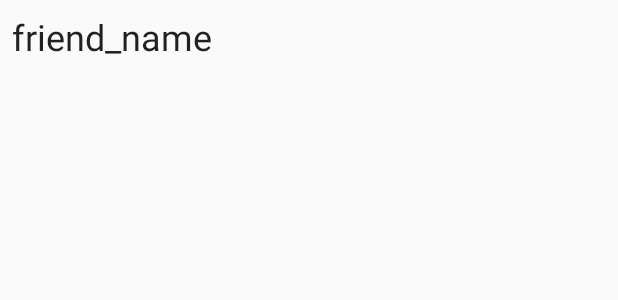
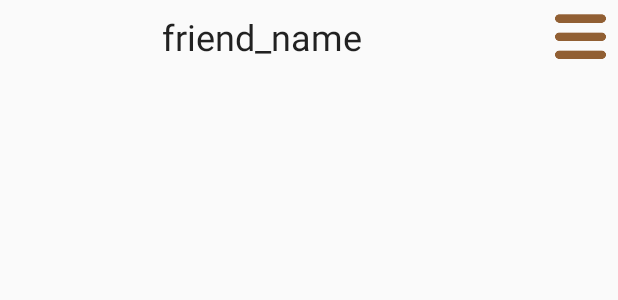
Before and after one commit to pptl/adPJ, an Android app: the layout friend_list_item.xml on its own in the app's theme, with its tools: preview values and no code run, on a phone screen of 412 x 824 dp. Shown: the top 300 px of the screen. Run offline under Robolectric (Android 15) with nearby library versions, the light colour scheme and no system bars.

Commit message:
update friend_list_item

```diff
--- a/androidFile/app/src/main/res/layout/friend_list_item.xml
+++ b/androidFile/app/src/main/res/layout/friend_list_item.xml
@@ -1,15 +1,32 @@
 <?xml version="1.0" encoding="utf-8"?>
-<LinearLayout xmlns:android="http://schemas.android.com/apk/res/android"
-    android:orientation="vertical" android:layout_width="match_parent"
-    android:layout_height="wrap_content">
+<RelativeLayout xmlns:android="http://schemas.android.com/apk/res/android"
+    android:orientation="vertical"
+    android:layout_width="match_parent"
+    android:layout_height="match_parent">
+
+    <ImageView
+        android:id="@+id/img_photo"
+        android:layout_width="50dp"
+        android:layout_height="50dp"
+        android:padding="5dp"
+        android:layout_alignParentLeft="true" />
 
     <TextView
+        android:id="@+id/friend_name_block"
+        style="@style/TextAppearance.AppCompat.Headline"
         android:layout_width="wrap_content"
         android:layout_height="wrap_content"
-        android:id="@+id/friend_name_block"
-        android:text="@string/friend_name"
         android:padding="8dp"
-        style="@style/TextAppearance.AppCompat.Headline"/>
+        android:layout_marginLeft="100dp"
+        android:text="@string/friend_name" />
+
+    <ImageView
+        android:id="@+id/img_detail"
+        android:layout_width="50dp"
+        android:layout_height="50dp"
+        android:padding="5dp"
+        android:src="@drawable/move_ic"
+        android:layout_alignParentRight="true" />
 
 
-</LinearLayout>
+</RelativeLayout>
```
